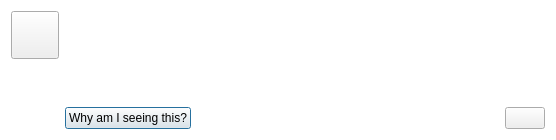
meganz/MEGAsync, file src/MEGASync/gui/ui/VerifyLockMessage.ui: the form before one commit.
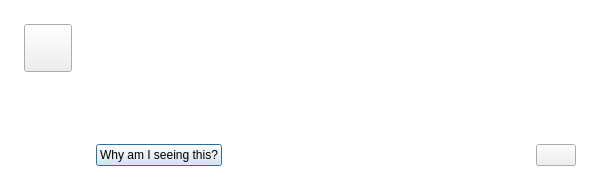
The form after the commit. Icons and pictures are not drawn. Custom widgets are drawn as their Qt base class.

Commit message: SNC-5508. Update  VerifyLockMessage dialog to fit design.

Patch:
```diff
--- a/src/MEGASync/gui/ui/VerifyLockMessage.ui
+++ b/src/MEGASync/gui/ui/VerifyLockMessage.ui
@@ -6,8 +6,8 @@
    <rect>
     <x>0</x>
     <y>0</y>
-    <width>590</width>
-    <height>230</height>
+    <width>604</width>
+    <height>202</height>
    </rect>
   </property>
   <property name="minimumSize">
@@ -35,9 +35,24 @@
    <bool>true</bool>
   </property>
   <layout class="QHBoxLayout" name="horizontalLayout_2">
+   <property name="spacing">
+    <number>24</number>
+   </property>
    <property name="sizeConstraint">
     <enum>QLayout::SetFixedSize</enum>
    </property>
+   <property name="leftMargin">
+    <number>24</number>
+   </property>
+   <property name="topMargin">
+    <number>24</number>
+   </property>
+   <property name="rightMargin">
+    <number>24</number>
+   </property>
+   <property name="bottomMargin">
+    <number>24</number>
+   </property>
    <item>
     <layout class="QVBoxLayout" name="verticalLayout_2">
      <item>
@@ -95,6 +110,9 @@
    </item>
    <item>
     <layout class="QVBoxLayout" name="verticalLayout_3">
+     <property name="spacing">
+      <number>24</number>
+     </property>
      <item>
       <widget class="QWidget" name="wContainer" native="true">
        <property name="minimumSize">
@@ -104,6 +122,9 @@
         </size>
        </property>
        <layout class="QVBoxLayout" name="verticalLayout">
+        <property name="spacing">
+         <number>12</number>
+        </property>
         <property name="leftMargin">
          <number>0</number>
         </property>
```
